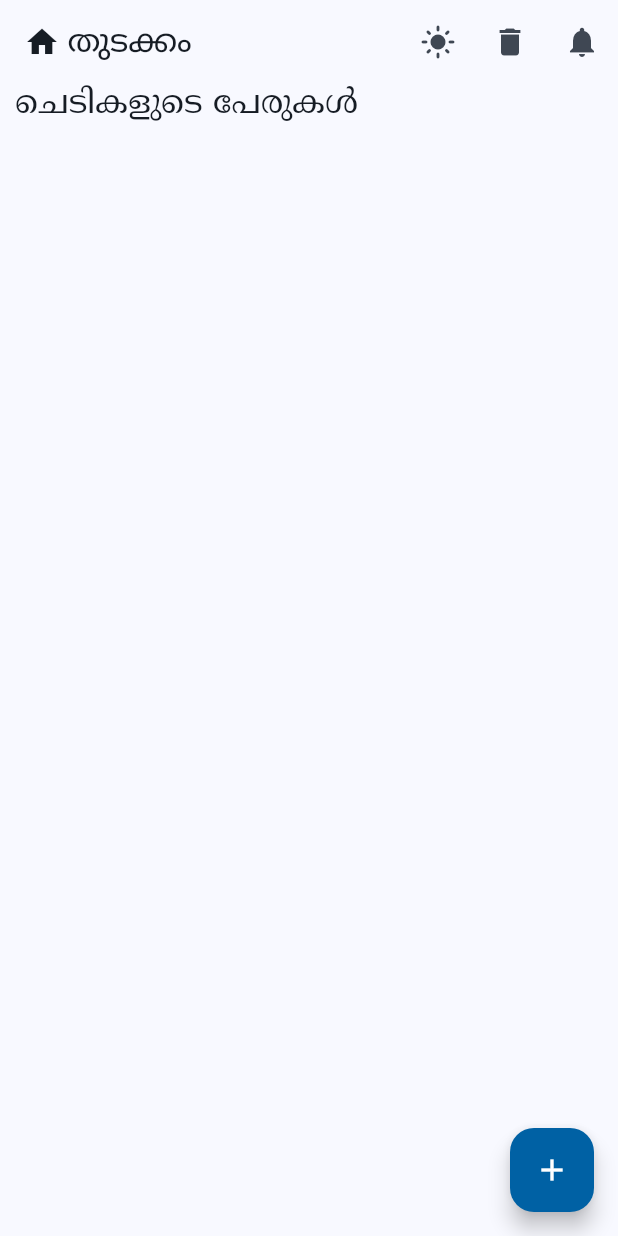
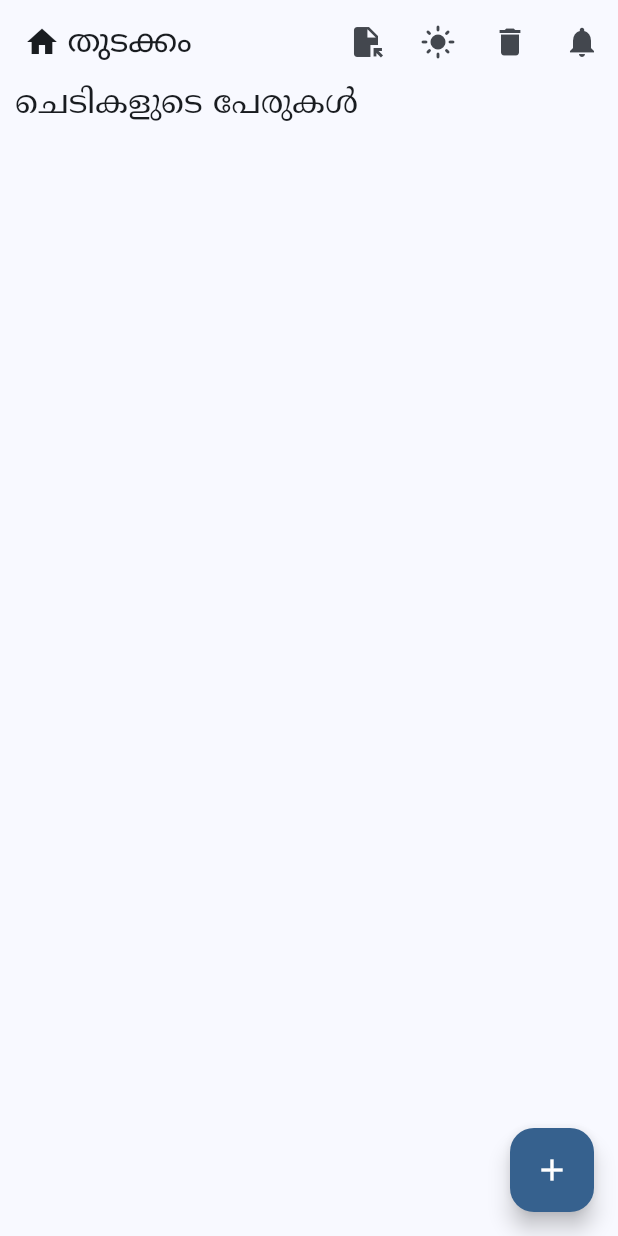
Before and after one commit to ryanromeodev/Plant-App, a Flutter app: the screen it shows after launch, on a phone screen of 412 x 824 dp. Run offline on Flutter 3.47's test engine with Material 3 defaults, Android fonts, the phone set to English and light mode, and no system bars; our stand-ins replace file_picker, flutter_local_notifications, google_fonts, permission_handler, timezone.

Commit message:
Major UI changes

```diff
--- a/lib/Components/theme.dart
+++ b/lib/Components/theme.dart
@@ -33,17 +33,13 @@ class _AdeniumState extends State<Adenium> {
     return ThemeData(
       colorScheme: ColorScheme.fromSeed(
         seedColor: Colors.blue,
-        dynamicSchemeVariant: DynamicSchemeVariant.vibrant,
         brightness: brightness,
       ),
+      // colorScheme: ColorScheme.fromSeed(
+      //   seedColor: Colors.blue,
+      //   brightness: brightness,
+      // ),
       textTheme: TextTheme(
-        // headlineLarge: GoogleFonts.aboreto(
-        //   fontWeight: FontWeight.bold,
-        //   textStyle: TextStyle(
-        //     decoration: TextDecoration.underline,
-        //     decorationStyle: TextDecorationStyle.dotted,
-        //   ),
-        // ),
         displaySmall: GoogleFonts.notoSerifMalayalam(),
         titleLarge: GoogleFonts.notoSerifMalayalam(),
         bodyLarge: GoogleFonts.notoSerifMalayalam(),
--- a/lib/Pages/homepage.dart
+++ b/lib/Pages/homepage.dart
@@ -30,7 +30,7 @@ class _HomePageState extends State<HomePage> {
   //   plantdetails: "",
   //   plantdate: "",
   // );
-  String day = "", month = "", year = "", displayname = "";
+  String day = "", month = "", year = "", displayname = "", displayid = "";
   Icon changinIcon = Icon(Icons.light_mode);
   List<Plant> plist = [];
   List<Plant> trashList = [];
@@ -132,6 +132,17 @@ class _HomePageState extends State<HomePage> {
       // extendBodyBehindAppBar: true,
       appBar: AppBar(
         actions: [
+          if (plist.isEmpty)
+            IconButton(
+              icon: const Icon(Icons.file_open),
+              onPressed: () async {
+                List<Plant> plants = await loadtestdata();
+                setState(() {
+                  plist = plants;
+                  plantSorter(plist, trashList);
+                });
+              },
+            ),
           IconButton(
             icon: changinIcon,
             onPressed:
@@ -185,13 +196,11 @@ class _HomePageState extends State<HomePage> {
         scrolledUnderElevation: 0.0,
         // surfaceTintColor: Colors.transparent,
       ),
-      body: SingleChildScrollView(
-        child: Column(
-          children: [
-            PlantListHeading(todisplay: "ചെടികളുടെ പേരുകൾ"),
-            plantListBuilder(),
-          ],
-        ),
+      body: Column(
+        children: [
+          PlantListHeading(todisplay: "ചെടികളുടെ പേരുകൾ"),
+          Expanded(child: plantListBuilder()),
+        ],
       ),
       floatingActionButton: FloatingActionButton(
         onPressed: () async {
@@ -216,19 +225,13 @@ class _HomePageState extends State<HomePage> {
   }
 
   Container plantListBuilder() {
-    Orientation orientation = MediaQuery.of(context).orientation;
     return Container(
       margin: EdgeInsets.symmetric(vertical: 10.0),
       decoration: BoxDecoration(
         borderRadius: BorderRadius.circular(26.0),
         color: Theme.of(context).colorScheme.surface,
       ),
-      // height: MediaQuery.of(context).size.height,
-      height:
-          Orientation.portrait == orientation
-              ? MediaQuery.of(context).size.height -
-                  (MediaQuery.of(context).size.height / 5)
-              : MediaQuery.of(context).size.height / 2,
+      height: MediaQuery.of(context).size.height,
       child: Scrollbar(
         thickness: 10,
         radius: Radius.circular(2),
@@ -243,6 +246,7 @@ class _HomePageState extends State<HomePage> {
                   onPlantOrgChange: updateHandler,
                   heroDisplay: groupselectfn,
                   displayPlantName: displayname,
+                  displayplantid: displayid,
                 );
               }).toList(),
         ),
@@ -264,21 +268,9 @@ class _HomePageState extends State<HomePage> {
   groupselectfn(Plant plant) {
     setState(() {
       displayname = plant.plantname;
+      displayid = plant.plantid;
     });
   }
-
-  // resetHeroname() {
-  //   setState(() {
-
-  //     displayPlant =
-  //         displayPlant = Plant(
-  //           plantid: "",
-  //           plantname: "",
-  //           plantdetails: "",
-  //           plantdate: "",
-  //         );
-  //   });
-  // }
 
   updatePlantItem(
     Plant plant,
```
Also changed, not shown: assets/test.json (added, +10 -0 lines), lib/Components/planttile.dart (+57 -66 lines), lib/Data/data.dart (+34 -10 lines), lib/Data/strings.dart (+16 -0 lines), pubspec.yaml (+10 -0 lines), assets/avatarset.jpg (added), assets/pav1.png (added), assets/pav10.png (added), assets/pav2.png (added), assets/pav3.png (added), assets/pav4.png (added), assets/pav5.png (added), assets/pav6.png (added), assets/pav7.png (added), 2 more files.
